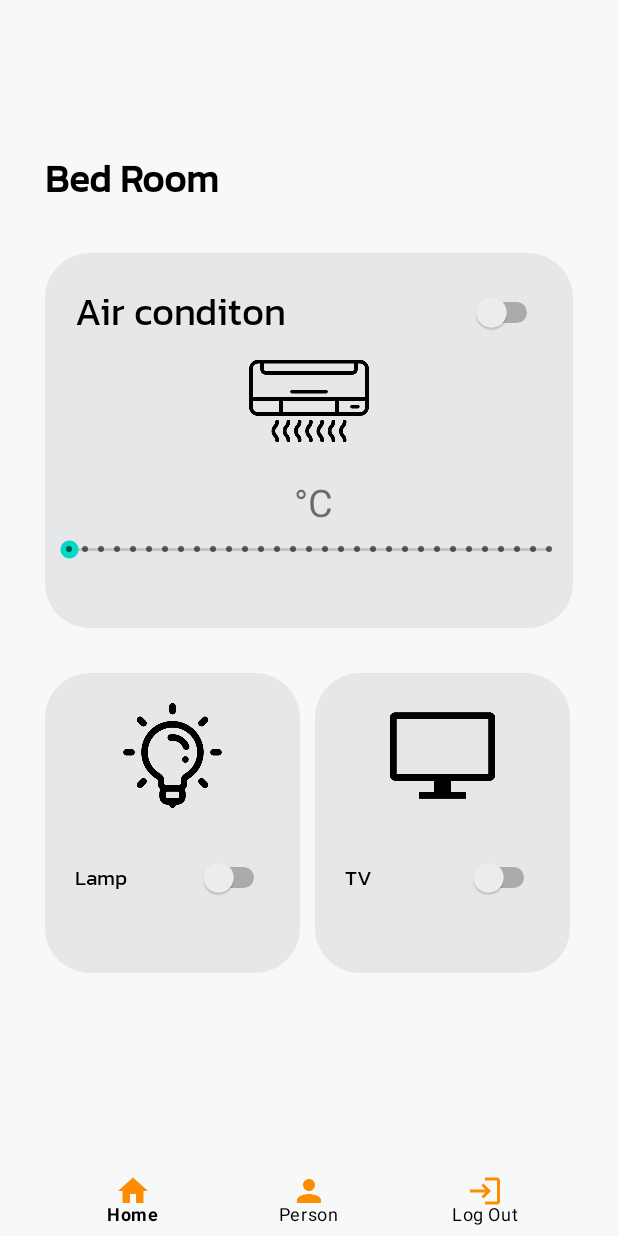
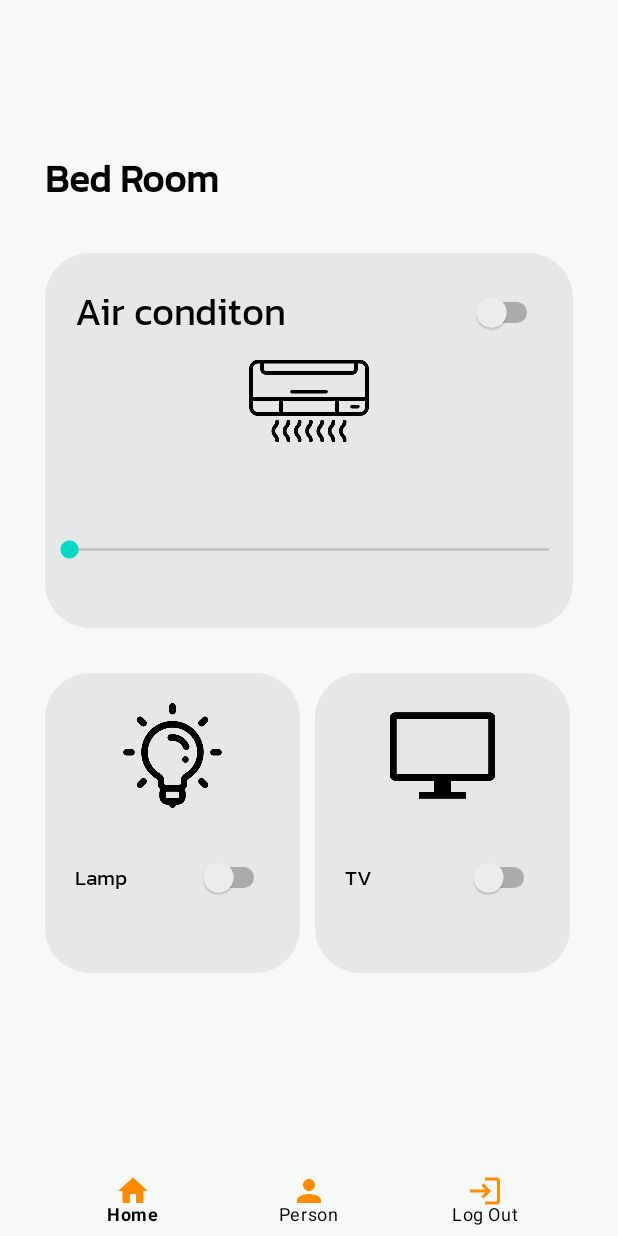
Before and after one commit to binh123thien/Android, an Android app: the Bed_Room screen opened directly, with no data from a screen before it, on a phone screen of 412 x 824 dp. Run offline under Robolectric (Android 15) with nearby library versions, the phone set to English and light mode, and no system bars; our stand-ins replace Firebase (no records; nobody signed in at launch, a user with empty details on screens opened directly); 6 statements that could not run were skipped.

Commit message:
bedroom seekbar

```diff
--- a/app/src/main/java/com/example/project_cuoi_ki/Bed_Room.java
+++ b/app/src/main/java/com/example/project_cuoi_ki/Bed_Room.java
@@ -34,7 +34,7 @@ public class Bed_Room extends AppCompatActivity {
         seekbar.setOnSeekBarChangeListener(new SeekBar.OnSeekBarChangeListener() {
             @Override
             public void onProgressChanged(SeekBar seekBar, int i, boolean b) {
-                tv_seekbar.setText(""+i);
+                tv_seekbar.setText(""+i +"°C");
 
 
             }
--- a/app/src/main/res/layout/bedroom.xml
+++ b/app/src/main/res/layout/bedroom.xml
@@ -54,7 +54,7 @@
             android:id="@+id/tv_seekbar"
             android:layout_width="match_parent"
             android:layout_height="wrap_content"
-            android:text=" °C"
+
             android:layout_marginTop="10dp"
             android:layout_below="@id/imageaircondition"
             android:gravity="center"
@@ -64,7 +64,7 @@
         <SeekBar
 
             android:id="@+id/seekBar"
-            style="@style/Widget.AppCompat.SeekBar.Discrete"
+            style="@style/Widget.AppCompat.SeekBar"
             android:layout_width="match_parent"
             android:layout_height="wrap_content"
             android:layout_below="@+id/imageaircondition"
```
